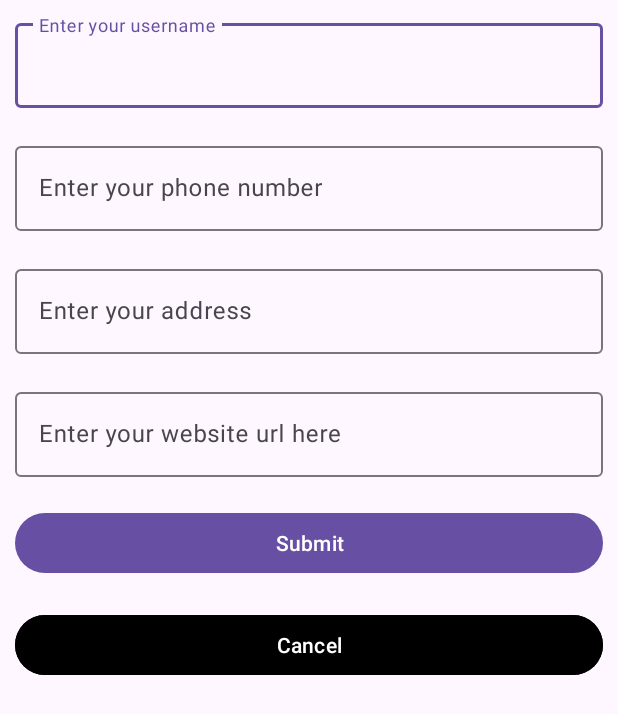
After one commit to programmingwithranawaqas/Splash_bse_8a, an Android app: the GetUserData screen opened directly, with no data from a screen before it, on a phone screen of 412 x 824 dp. The commit adds this screen. Shown: the top 714 px of the screen. Run offline under Robolectric (Android 15) with nearby library versions, the phone set to English and light mode, and no system bars; Roboto replaces fonts that are not available here.

```diff
--- a/app/src/main/AndroidManifest.xml
+++ b/app/src/main/AndroidManifest.xml
@@ -1,6 +1,8 @@
 <?xml version="1.0" encoding="utf-8"?>
 <manifest xmlns:android="http://schemas.android.com/apk/res/android"
     xmlns:tools="http://schemas.android.com/tools">
+
+    <uses-permission android:name="android.permission.READ_EXTERNAL_STORAGE" />
 
     <application
         android:allowBackup="true"
@@ -12,6 +14,9 @@
         android:supportsRtl="true"
         android:theme="@style/Theme.Splash_bse_8a"
         tools:targetApi="31">
+        <activity
+            android:name=".GetUserData"
+            android:exported="false" />
         <activity
             android:name=".Home"
             android:exported="false" />
--- /dev/null
+++ b/app/src/main/java/com/example/splash_bse_8a/GetUserData.java
@@ -0,0 +1,63 @@
+package com.example.splash_bse_8a;
+
+import android.content.Intent;
+import android.os.Bundle;
+import android.widget.Button;
+
+import androidx.activity.EdgeToEdge;
+import androidx.appcompat.app.AppCompatActivity;
+import androidx.core.graphics.Insets;
+import androidx.core.view.ViewCompat;
+import androidx.core.view.WindowInsetsCompat;
+
+import com.google.android.material.textfield.TextInputEditText;
+
+public class GetUserData extends AppCompatActivity {
+
+    TextInputEditText etUsername, etPhone, etAddress, etUrl;
+    Button btnSubmit, btnCancel;
+
+    @Override
+    protected void onCreate(Bundle savedInstanceState) {
+        super.onCreate(savedInstanceState);
+        EdgeToEdge.enable(this);
+        setContentView(R.layout.activity_get_user_data);
+        ViewCompat.setOnApplyWindowInsetsListener(findViewById(R.id.main), (v, insets) -> {
+            Insets systemBars = insets.getInsets(WindowInsetsCompat.Type.systemBars());
+            v.setPadding(systemBars.left, systemBars.top, systemBars.right, systemBars.bottom);
+            return insets;
+        });
+
+        init();
+
+        btnCancel.setOnClickListener((v)->{
+            setResult(RESULT_CANCELED);
+            finish();
+        });
+        btnSubmit.setOnClickListener((v)->{
+            String username = etUsername.getText().toString();
+            String address = etAddress.getText().toString();
+            String url = etUrl.getText().toString();
+            String phone = etPhone.getText().toString();
+
+            Intent i = new Intent();
+            i.putExtra("username", username);
+            i.putExtra("address", address);
+            i.putExtra("url", url);
+            i.putExtra("phone", phone);
+
+            setResult(RESULT_OK, i);
+            finish();
+        });
+    }
+
+    private void init()
+    {
+        etAddress = findViewById(R.id.tietAddress);
+        etPhone = findViewById(R.id.tietPhone);
+        etUrl = findViewById(R.id.tietUrl);
+        etUsername = findViewById(R.id.tietUsername);
+        btnSubmit = findViewById(R.id.btnSubmit);
+        btnCancel = findViewById(R.id.btnCancel);
+    }
+}
--- /dev/null
+++ b/app/src/main/res/drawable/icon_camera.xml
@@ -0,0 +1,5 @@
+<vector xmlns:android="http://schemas.android.com/apk/res/android" android:height="24dp" android:tint="#000000" android:viewportHeight="24" android:viewportWidth="24" android:width="24dp">
+
+    <path android:fillColor="@android:color/white" android:pathData="M9.4,10.5l4.77,-8.26C13.47,2.09 12.75,2 12,2c-2.4,0 -4.6,0.85 -6.32,2.25l3.66,6.35 0.06,-0.1zM21.54,9c-0.92,-2.92 -3.15,-5.26 -6,-6.34L11.88,9h9.66zM21.8,10h-7.49l0.29,0.5 4.76,8.25C21,16.97 22,14.61 22,12c0,-0.69 -0.07,-1.35 -0.2,-2zM8.54,12l-3.9,-6.75C3.01,7.03 2,9.39 2,12c0,0.69 0.07,1.35 0.2,2h7.49l-1.15,-2zM2.46,15c0.92,2.92 3.15,5.26 6,6.34L12.12,15L2.46,15zM13.73,15l-3.9,6.76c0.7,0.15 1.42,0.24 2.17,0.24 2.4,0 4.6,-0.85 6.32,-2.25l-3.66,-6.35 -0.93,1.6z"/>
+
+</vector>
--- /dev/null
+++ b/app/src/main/res/drawable/icon_profile_pic.xml
@@ -0,0 +1,5 @@
+<vector xmlns:android="http://schemas.android.com/apk/res/android" android:height="24dp" android:tint="#000000" android:viewportHeight="24" android:viewportWidth="24" android:width="24dp">
+
+    <path android:fillColor="@android:color/white" android:pathData="M12,12c2.21,0 4,-1.79 4,-4s-1.79,-4 -4,-4 -4,1.79 -4,4 1.79,4 4,4zM12,14c-2.67,0 -8,1.34 -8,4v2h16v-2c0,-2.66 -5.33,-4 -8,-4z"/>
+
+</vector>
--- /dev/null
+++ b/app/src/main/res/layout/activity_get_user_data.xml
@@ -0,0 +1,85 @@
+<?xml version="1.0" encoding="utf-8"?>
+<LinearLayout xmlns:android="http://schemas.android.com/apk/res/android"
+    xmlns:app="http://schemas.android.com/apk/res-auto"
+    xmlns:tools="http://schemas.android.com/tools"
+    android:id="@+id/main"
+    android:layout_width="match_parent"
+    android:layout_height="match_parent"
+    android:orientation="vertical"
+    tools:context=".GetUserData">
+
+    <com.google.android.material.textfield.TextInputLayout
+        android:layout_width="match_parent"
+        android:layout_height="wrap_content"
+        android:layout_margin="10dp"
+        >
+        <com.google.android.material.textfield.TextInputEditText
+            android:layout_width="match_parent"
+            android:layout_height="match_parent"
+            android:hint="Enter your username"
+            android:id="@+id/tietUsername"
+            />
+    </com.google.android.material.textfield.TextInputLayout>
+
+
+    <com.google.android.material.textfield.TextInputLayout
+        android:layout_width="match_parent"
+        android:layout_height="wrap_content"
+        android:layout_margin="10dp"
+        >
+        <com.google.android.material.textfield.TextInputEditText
+            android:layout_width="match_parent"
+            android:layout_height="match_parent"
+            android:hint="Enter your phone number"
+            android:id="@+id/tietPhone"
+
+            />
+    </com.google.android.material.textfield.TextInputLayout>
+
+    <com.google.android.material.textfield.TextInputLayout
+        android:layout_width="match_parent"
+        android:layout_height="wrap_content"
+        android:layout_margin="10dp"
+        >
+        <com.google.android.material.textfield.TextInputEditText
+            android:layout_width="match_parent"
+            android:layout_height="match_parent"
+            android:hint="Enter your address"
+            android:id="@+id/tietAddress"
+
+            />
+    </com.google.android.material.textfield.TextInputLayout>
+
+
+    <com.google.android.material.textfield.TextInputLayout
+        android:layout_width="match_parent"
+        android:layout_height="wrap_content"
+        android:layout_margin="10dp"
+        >
+        <com.google.android.material.textfield.TextInputEditText
+            android:layout_width="match_parent"
+            android:layout_height="match_parent"
+            android:hint="Enter your website url here"
+            android:id="@+id/tietUrl"
+
+            />
+    </com.google.android.material.textfield.TextInputLayout>
+
+    <Button
+        android:layout_width="match_parent"
+        android:layout_height="wrap_content"
+        android:layout_margin="10dp"
+        android:text="Submit"
+        android:id="@+id/btnSubmit"
+        />
+    <Button
+        android:layout_width="match_parent"
+        android:layout_height="wrap_content"
+        android:layout_margin="10dp"
+        android:text="Cancel"
+        android:id="@+id/btnCancel"
+        android:backgroundTint="@color/black"
+        />
+
+
+</LinearLayout>
```
Also changed, not shown: app/src/main/java/com/example/splash_bse_8a/Home.java (+107 -0 lines), app/src/main/res/layout/activity_home.xml (+78 -8 lines), 1 other file.
